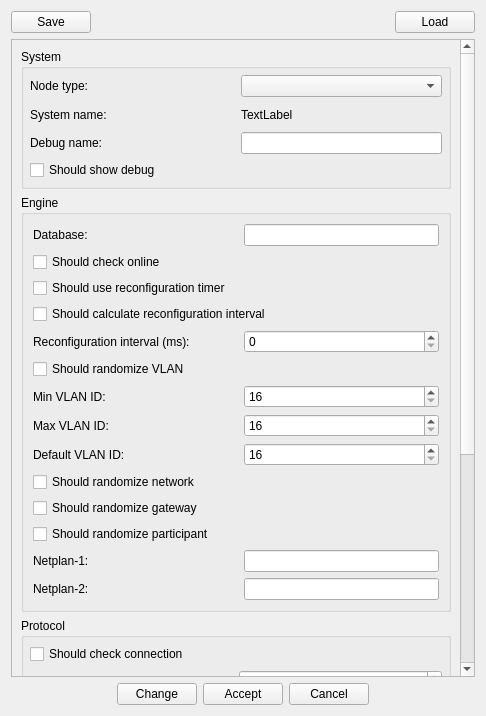
The window that src/VMTD/VMTD/VMTDSettingsForm.ui (ekushko/qt-vxlan-mtd) describes before a commit, drawn with Qt 5.
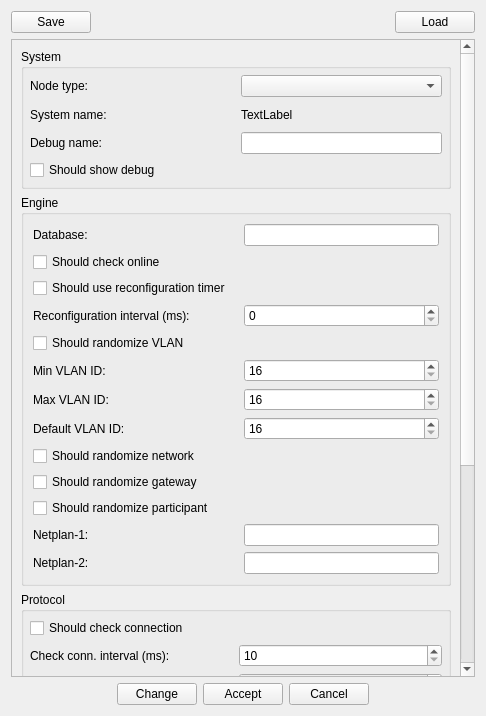
The same window after the commit.

What changed in the file:
```diff
--- a/src/VMTD/VMTD/VMTDSettingsForm.ui
+++ b/src/VMTD/VMTD/VMTDSettingsForm.ui
@@ -56,7 +56,7 @@
         <x>0</x>
         <y>0</y>
         <width>452</width>
-        <height>1014</height>
+        <height>986</height>
        </rect>
       </property>
       <layout class="QVBoxLayout" name="verticalLayout">
@@ -152,100 +152,38 @@
           <string>Engine</string>
          </property>
          <layout class="QGridLayout" name="gridLayout_5">
-          <item row="4" column="0">
-           <widget class="QLabel" name="label">
+          <item row="10" column="0">
+           <widget class="QLabel" name="_23">
+            <property name="minimumSize">
+             <size>
+              <width>205</width>
+              <height>0</height>
+             </size>
+            </property>
             <property name="text">
-             <string>Reconfiguration interval (ms):</string>
+             <string>Min VLAN ID:</string>
             </property>
            </widget>
           </item>
-          <item row="18" column="1">
-           <widget class="QLineEdit" name="leNetplan2FileName"/>
-          </item>
-          <item row="16" column="0" colspan="2">
+          <item row="15" column="0" colspan="2">
            <widget class="QCheckBox" name="chbShouldRandomizeParticipant">
             <property name="text">
              <string>Should randomize participant</string>
             </property>
            </widget>
           </item>
-          <item row="2" column="0" colspan="2">
-           <widget class="QCheckBox" name="chbShouldUseReconfigTimer">
-            <property name="text">
-             <string>Should use reconfiguration timer</string>
-            </property>
-           </widget>
-          </item>
-          <item row="3" column="0" colspan="2">
-           <widget class="QCheckBox" name="chbShouldCalcReconfigInterval">
-            <property name="text">
-             <string>Should calculate reconfiguration interval</string>
-            </property>
-           </widget>
-          </item>
-          <item row="0" column="1">
-           <widget class="QLineEdit" name="leDbName"/>
-          </item>
-          <item row="11" column="1">
-           <widget class="QSpinBox" name="sbMinVlanId">
-            <property name="minimum">
-             <number>16</number>
-            </property>
-            <property name="maximum">
-             <number>4096</number>
-            </property>
-           </widget>
-          </item>
-          <item row="12" column="1">
-           <widget class="QSpinBox" name="sbMaxVlanId">
-            <property name="minimum">
-             <number>16</number>
-            </property>
-            <property name="maximum">
-             <number>4096</number>
-            </property>
-           </widget>
-          </item>
-          <item row="14" column="0" colspan="2">
-           <widget class="QCheckBox" name="chbShouldRandomizeNetwork">
-            <property name="text">
-             <string>Should randomize network</string>
-            </property>
-           </widget>
-          </item>
           <item row="17" column="1">
-           <widget class="QLineEdit" name="leNetplan1FileName"/>
+           <widget class="QLineEdit" name="leNetplan2FileName"/>
           </item>
-          <item row="13" column="0">
-           <widget class="QLabel" name="_4">
-            <property name="text">
-             <string>Default VLAN ID:</string>
-            </property>
-           </widget>
-          </item>
-          <item row="12" column="0">
-           <widget class="QLabel" name="_24">
-            <property name="text">
-             <string>Max VLAN ID:</string>
-            </property>
-           </widget>
-          </item>
-          <item row="0" column="0">
-           <widget class="QLabel" name="_5">
-            <property name="text">
-             <string>Database:</string>
-            </property>
-           </widget>
-          </item>
-          <item row="4" column="1">
+          <item row="3" column="1">
            <widget class="QSpinBox" name="sbReconfigurationInterval">
             <property name="maximum">
              <number>999999999</number>
             </property>
            </widget>
           </item>
-          <item row="13" column="1">
-           <widget class="QSpinBox" name="sbDefaultVlanId">
+          <item row="11" column="1">
+           <widget class="QSpinBox" name="sbMaxVlanId">
             <property name="minimum">
              <number>16</number>
             </property>
@@ -254,43 +192,85 @@
             </property>
            </widget>
           </item>
-          <item row="18" column="0">
+          <item row="16" column="1">
+           <widget class="QLineEdit" name="leNetplan1FileName"/>
+          </item>
+          <item row="17" column="0">
            <widget class="QLabel" name="_22">
             <property name="text">
              <string>Netplan-2:</string>
             </property>
            </widget>
           </item>
-          <item row="10" column="0" colspan="2">
+          <item row="13" column="0" colspan="2">
+           <widget class="QCheckBox" name="chbShouldRandomizeNetwork">
+            <property name="text">
+             <string>Should randomize network</string>
+            </property>
+           </widget>
+          </item>
+          <item row="9" column="0" colspan="2">
            <widget class="QCheckBox" name="chbShouldRandomizeVlan">
             <property name="text">
              <string>Should randomize VLAN</string>
             </property>
            </widget>
           </item>
-          <item row="17" column="0">
-           <widget class="QLabel" name="_21">
-            <property name="minimumSize">
-             <size>
-              <width>0</width>
-              <height>0</height>
-             </size>
+          <item row="0" column="1">
+           <widget class="QLineEdit" name="leDbName"/>
+          </item>
+          <item row="3" column="0">
+           <widget class="QLabel" name="label">
+            <property name="text">
+             <string>Reconfiguration interval (ms):</string>
             </property>
+           </widget>
+          </item>
+          <item row="0" column="0">
+           <widget class="QLabel" name="_5">
             <property name="text">
-             <string>Netplan-1:</string>
+             <string>Database:</string>
+            </property>
+           </widget>
+          </item>
+          <item row="10" column="1">
+           <widget class="QSpinBox" name="sbMinVlanId">
+            <property name="minimum">
+             <number>16</number>
+            </property>
+            <property name="maximum">
+             <number>4096</number>
+            </property>
+           </widget>
+          </item>
+          <item row="12" column="0">
+           <widget class="QLabel" name="_4">
+            <property name="text">
+             <string>Default VLAN ID:</string>
+            </property>
+           </widget>
+          </item>
+          <item row="12" column="1">
+           <widget class="QSpinBox" name="sbDefaultVlanId">
+            <property name="minimum">
+             <number>16</number>
+            </property>
+            <property name="maximum">
+             <number>4096</number>
             </property>
            </widget>
           </item>
           <item row="11" column="0">
-           <widget class="QLabel" name="_23">
-            <property name="minimumSize">
-             <size>
-              <width>205</width>
-              <height>0</height>
-             </size>
+           <widget class="QLabel" name="_24">
+            <property name="text">
+             <string>Max VLAN ID:</string>
             </property>
+           </widget>
+          </item>
+          <item row="2" column="0" colspan="2">
+           <widget class="QCheckBox" name="chbShouldUseReconfigTimer">
             <property name="text">
-             <string>Min VLAN ID:</string>
+             <string>Should use reconfiguration timer</string>
             </property>
            </widget>
           </item>
@@ -301,13 +281,26 @@
             </property>
            </widget>
           </item>
-          <item row="15" column="0" colspan="2">
+          <item row="14" column="0" colspan="2">
            <widget class="QCheckBox" name="chbShouldRandomizeGateway">
             <property name="text">
              <string>Should randomize gateway</string>
             </property>
            </widget>
           </item>
+          <item row="16" column="0">
+           <widget class="QLabel" name="_21">
+            <property name="minimumSize">
+             <size>
+              <width>0</width>
+              <height>0</height>
+             </size>
+            </property>
+            <property name="text">
+             <string>Netplan-1:</string>
+            </property>
+           </widget>
+          </item>
          </layout>
         </widget>
        </item>
```
